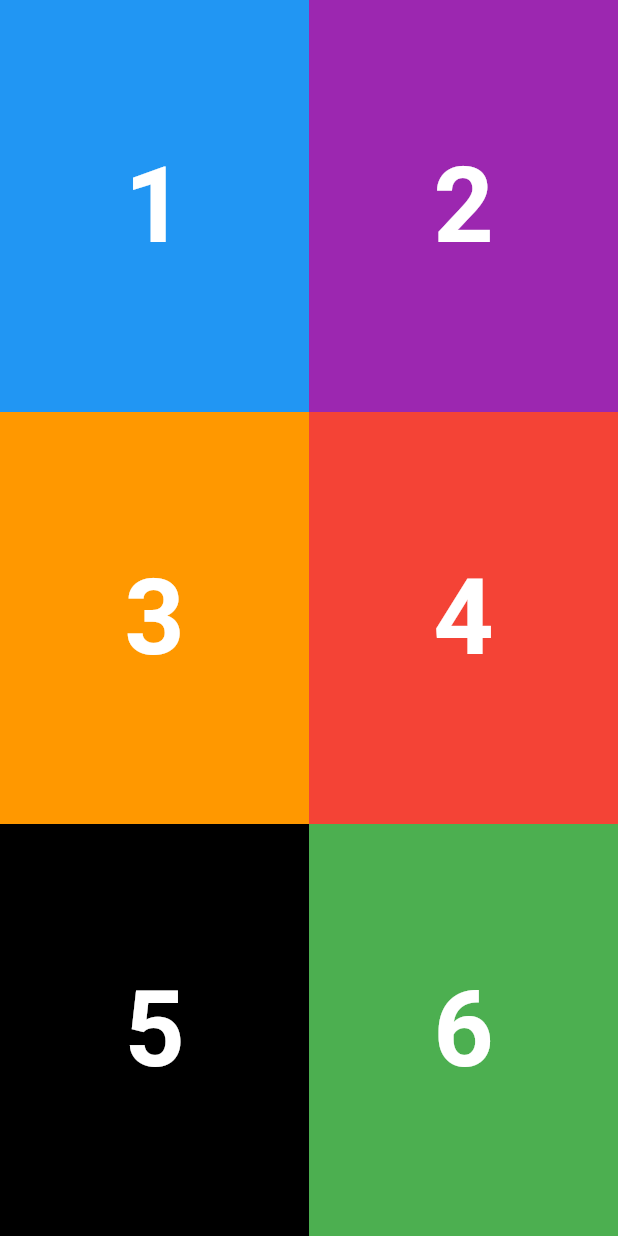
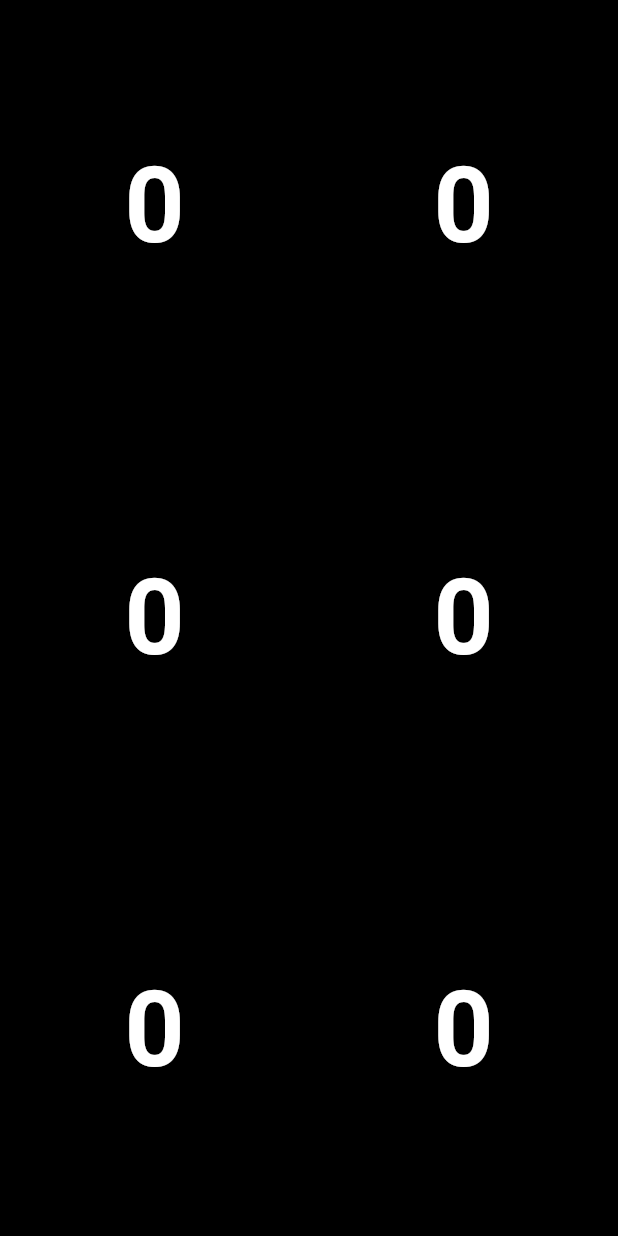
Before and after one commit to NkululekoMbhele/flutter-project-1-color-grid, a Flutter app: the screen it shows after launch, on a phone screen of 412 x 824 dp. Run offline on Flutter 3.47's test engine with Material 2 defaults, Android fonts, the phone set to English and light mode, and no system bars.

Commit message:
added change on color function and delayed press

```diff
--- a/lib/main.dart
+++ b/lib/main.dart
@@ -1,4 +1,5 @@
 import 'package:flutter/material.dart';
+import 'dart:math';
 
 void main() {
   runApp(MyApp());
@@ -9,7 +10,7 @@ class MyApp extends StatelessWidget {
   @override
   Widget build(BuildContext context) {
     return MaterialApp(
-      title: 'Project 1',
+      title: 'Square Game',
       theme: ThemeData(
         primarySwatch: Colors.blue,
       ),
@@ -19,90 +20,24 @@ class MyApp extends StatelessWidget {
           Expanded(
            child: Row(
                   children: <Widget>[
-                    Expanded(
-                      child: Container(
-                      color: Colors.blue,
-                      width: 100,
-                      child: Center(
-                        child: Text(
-                          "1",
-                          style: const TextStyle(fontWeight: FontWeight.bold, fontSize: 70, color: Colors.white),
-                          )
-                      )
-                      ), //Container
-                    ),
-                    Expanded(
-                      child: Container(
-                      color: Colors.purple,
-                      width: 100,
-                      child: Center(
-                      child: Text(
-                        "2",
-                        style: const TextStyle(fontWeight: FontWeight.bold, fontSize: 70, color: Colors.white),
-                        )
-                      )
-                      ), //Container
-                    ),
+                    SquareWidget("1", Colors.blue),
+                    SquareWidget("2", Colors.purple),
                   ], //<Widget>[]
                 ),
            ), //Row
            Expanded(
            child: Row(
                   children: <Widget>[
-                    Expanded(
-                      child: Container(
-                      color: Colors.orange,
-                      width: 100,
-                      child: Center(
-                        child: Text(
-                          "3",
-                          style: const TextStyle(fontWeight: FontWeight.bold, fontSize: 70, color: Colors.white),
-                        ),
-                      ),
-                      ), //Container
-                    ),
-                    Expanded(
-                      child: Container(
-                      color: Colors.red,
-                      width: 100,
-                      child: Center(
-                        child: Text(
-                          "4",
-                          style: const TextStyle(fontWeight: FontWeight.bold, fontSize: 70, color: Colors.white),
-                        ),
-                      ),
-                      ), //Container
-                    ),
+                    SquareWidget("3", Colors.orange),
+                    SquareWidget("4", Colors.red),
                   ], //<Widget>[]
                 ),
             ),
             Expanded( //Row
            child: Row(
                   children: <Widget>[
-                    Expanded(
-                      child: Container(
-                      color: Colors.black,
-                      width: 100,
-                        child: Center(
-                        child: Text(
-                          "5",
-                          style: const TextStyle(fontWeight: FontWeight.bold, fontSize: 70, color: Colors.white),
-                        ),
-                      ),
-                      ), //Container
-                    ),
-                    Expanded(
-                      child: Container(
-                      color: Colors.green,
-                      width: 100,
-                      child: Center(
-                        child: Text(
-                          "6",
-                          style: const TextStyle(fontWeight: FontWeight.bold, fontSize: 70, color: Colors.white),
-                        ),
-                      ),
-                      ), //Container
-                    ),
+                    SquareWidget("5", Colors.black),
+                    SquareWidget("6", Colors.green),
                   ], //<Widget>[]
                 ), //Row
             ),
@@ -112,3 +47,50 @@ class MyApp extends StatelessWidget {
     );
   }
 }
+
+class SquareWidget extends StatefulWidget {
+  final String text;
+  final Color colour;
+  SquareWidget(this.text, this.colour);
+
+  @override
+  _SquareWidgetState createState() => _SquareWidgetState();
+}
+class _SquareWidgetState extends State<SquareWidget> {
+  int _counter = 0;
+  bool _isTrue = true;
+  List<Color> arr = [Colors.black, Colors.orange, Colors.blue, Colors.red];
+  void _incrementCounter() {
+    setState(() {
+      _counter++;
+    });
+  }
+  @override
+  Widget build(BuildContext context) {
+    return Expanded(
+            child:InkWell(
+              onTap: () {
+                   Future.delayed(Duration(seconds: 3), (){
+
+                  Random random = new Random();
+                  int randomNumber = random.nextInt(4);
+                  setState(() {
+                  _counter = randomNumber;
+                  _isTrue = !_isTrue;
+                });
+              });
+              },
+           child: Container(
+              color: arr[_counter],
+              width: 100,
+              child: Center(
+                child: Text(
+                  '$_counter',
+                  style: const TextStyle(fontWeight: FontWeight.bold, fontSize: 70, color: Colors.white),
+                ),
+            ),
+            ), //Container
+          ),
+    );
+  }
+}
--- /dev/null
+++ b/lib/square.dart
@@ -0,0 +1,42 @@
+import 'package:flutter/material.dart';
+
+
+class SquareWidget extends StatefulWidget {
+  SquareWidget({Key? key, required this.title}) : super(key: key);
+  final String title;
+
+  @override
+  _SquareWidgetState createState() => _SquareWidgetState();
+}
+class _SquareWidgetState extends State<SquareWidget> {
+  int _counter = 0;
+  void _incrementCounter() {
+    setState(() {
+      _counter++;
+    });
+  }
+  @override
+  Widget build(BuildContext context) {
+    return Scaffold(
+      body: Center(
+        child: Column(
+          mainAxisAlignment: MainAxisAlignment.center,
+          children: <Widget>[
+            Text(
+              'You have pushed the button',
+            ),
+            Text(
+              '$_counter',
+              style: Theme.of(context).textTheme.headline4,
+            ),
+          ],
+        ),
+      ),
+      floatingActionButton: FloatingActionButton(
+        onPressed: _incrementCounter,
+        tooltip: 'Increment',
+        child: Icon(Icons.add),
+      ), // This trailing comma makes auto-formatting nicer for build methods.
+    );
+  }
+}
```
